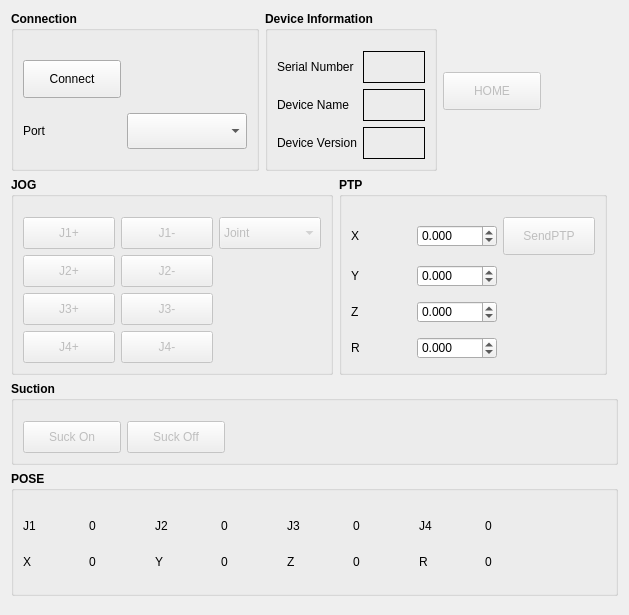
Above: MetaCommLib/dobot/src/DobotControlForm.ui from metavisionvn/MetaCommunicationLib before the change. Below: the same form after it.
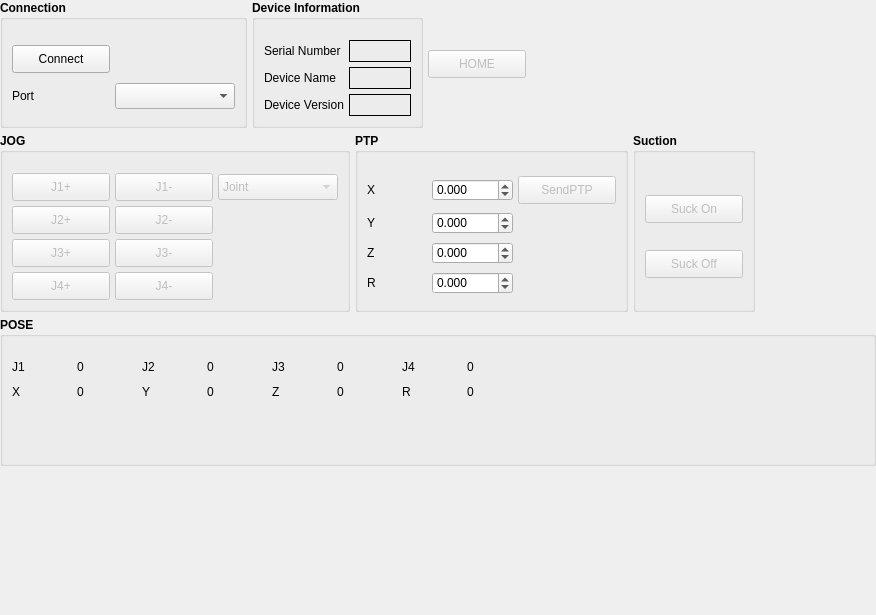
That is the form after the change.

Commit message: 1. Fix UI issue on Raspberry screen

Patch:
```diff
--- a/MetaCommLib/dobot/src/DobotControlForm.ui
+++ b/MetaCommLib/dobot/src/DobotControlForm.ui
@@ -6,7 +6,7 @@
    <rect>
     <x>0</x>
     <y>0</y>
-    <width>629</width>
+    <width>876</width>
     <height>615</height>
    </rect>
   </property>
@@ -16,389 +16,35 @@
   <property name="styleSheet">
    <string notr="true">QPushButton {
 	min-width: 90;
-	min-height: 30;
+	min-height: 20;
 }
 
 QLabel {
 	min-width: 60;
-	min-height: 30;
+	min-height: 20;
 }
 
 QComboBox {
 	min-width: 90;
-	min-height: 30;
+	min-height: 20;
 }</string>
   </property>
-  <layout class="QGridLayout" name="gridLayout_7">
-   <item row="2" column="0">
-    <widget class="QGroupBox" name="groupBox_5">
-     <property name="font">
-      <font>
-       <weight>75</weight>
-       <bold>true</bold>
-      </font>
-     </property>
-     <property name="title">
-      <string>Suction</string>
-     </property>
-     <layout class="QGridLayout" name="gridLayout_4">
-      <property name="topMargin">
-       <number>20</number>
-      </property>
-      <item row="0" column="1">
-       <widget class="QPushButton" name="ctrlSuckOff">
-        <property name="enabled">
-         <bool>false</bool>
-        </property>
-        <property name="font">
-         <font>
-          <weight>50</weight>
-          <bold>false</bold>
-         </font>
-        </property>
-        <property name="text">
-         <string>Suck Off</string>
-        </property>
-       </widget>
-      </item>
-      <item row="0" column="0">
-       <widget class="QPushButton" name="ctrlSuckOn">
-        <property name="enabled">
-         <bool>false</bool>
-        </property>
-        <property name="font">
-         <font>
-          <weight>50</weight>
-          <bold>false</bold>
-         </font>
-        </property>
-        <property name="text">
-         <string>Suck On</string>
-        </property>
-       </widget>
-      </item>
-      <item row="0" column="2">
-       <spacer name="horizontalSpacer">
-        <property name="orientation">
-         <enum>Qt::Horizontal</enum>
-        </property>
-        <property name="sizeHint" stdset="0">
-         <size>
-          <width>40</width>
-          <height>20</height>
-         </size>
-        </property>
-       </spacer>
-      </item>
-     </layout>
-    </widget>
-   </item>
-   <item row="3" column="0">
-    <widget class="QGroupBox" name="groupBox_2">
-     <property name="font">
-      <font>
-       <weight>75</weight>
-       <bold>true</bold>
-      </font>
-     </property>
-     <property name="title">
-      <string>POSE</string>
-     </property>
-     <layout class="QGridLayout" name="gridLayout_3">
-      <property name="topMargin">
-       <number>20</number>
-      </property>
-      <item row="0" column="2">
-       <widget class="QLabel" name="label_3">
-        <property name="font">
-         <font>
-          <weight>50</weight>
-          <bold>false</bold>
-         </font>
-        </property>
-        <property name="text">
-         <string>J2</string>
-        </property>
-       </widget>
-      </item>
-      <item row="1" column="6">
-       <widget class="QLabel" name="label_8">
-        <property name="font">
-         <font>
-          <weight>50</weight>
-          <bold>false</bold>
-         </font>
-        </property>
-        <property name="text">
-         <string>R</string>
-        </property>
-       </widget>
-      </item>
-      <item row="0" column="6">
-       <widget class="QLabel" name="label_5">
-        <property name="font">
-         <font>
-          <weight>50</weight>
-          <bold>false</bold>
-         </font>
-        </property>
-        <property name="text">
-         <string>J4</string>
-        </property>
-       </widget>
-      </item>
-      <item row="1" column="2">
-       <widget class="QLabel" name="label_6">
-        <property name="font">
-         <font>
-          <weight>50</weight>
-          <bold>false</bold>
-         </font>
-        </property>
-        <property name="text">
-         <string>Y</string>
-        </property>
-       </widget>
-      </item>
-      <item row="0" column="3">
-       <widget class="QLabel" name="joint2Label">
-        <property name="minimumSize">
-         <size>
-          <width>60</width>
-          <height>30</height>
-         </size>
-        </property>
-        <property name="font">
-         <font>
-          <weight>50</weight>
-          <bold>false</bold>
-         </font>
-        </property>
-        <property name="text">
-         <string>0</string>
-        </property>
-       </widget>
-      </item>
-      <item row="0" column="5">
-       <widget class="QLabel" name="joint3Label">
-        <property name="minimumSize">
-         <size>
-          <width>60</width>
-          <height>30</height>
-         </size>
-        </property>
-        <property name="font">
-         <font>
-          <weight>50</weight>
-          <bold>false</bold>
-         </font>
-        </property>
-        <property name="text">
-         <string>0</string>
-        </property>
-       </widget>
-      </item>
-      <item row="1" column="5">
-       <widget class="QLabel" name="zLabel">
-        <property name="minimumSize">
-         <size>
-          <width>60</width>
-          <height>30</height>
-         </size>
-        </property>
-        <property name="font">
-         <font>
-          <weight>50</weight>
-          <bold>false</bold>
-         </font>
-        </property>
-        <property name="text">
-         <string>0</string>
-        </property>
-       </widget>
-      </item>
-      <item row="0" column="8">
-       <spacer name="horizontalSpacer_3">
-        <property name="orientation">
-         <enum>Qt::Horizontal</enum>
-        </property>
-        <property name="sizeHint" stdset="0">
-         <size>
-          <width>40</width>
-          <height>20</height>
-         </size>
-        </property>
-       </spacer>
-      </item>
-      <item row="1" column="3">
-       <widget class="QLabel" name="yLabel">
-        <property name="minimumSize">
-         <size>
-          <width>60</width>
-          <height>30</height>
-         </size>
-        </property>
-        <property name="font">
-         <font>
-          <weight>50</weight>
-          <bold>false</bold>
-         </font>
-        </property>
-        <property name="text">
-         <string>0</string>
-        </property>
-       </widget>
-      </item>
-      <item row="0" column="7">
-       <widget class="QLabel" name="joint4Label">
-        <property name="minimumSize">
-         <size>
-          <width>60</width>
-          <height>30</height>
-         </size>
-        </property>
-        <property name="font">
-         <font>
-          <weight>50</weight>
-          <bold>false</bold>
-         </font>
-        </property>
-        <property name="text">
-         <string>0</string>
-        </property>
-       </widget>
-      </item>
-      <item row="1" column="1">
-       <widget class="QLabel" name="xLabel">
-        <property name="enabled">
-         <bool>true</bool>
-        </property>
-        <property name="minimumSize">
-         <size>
-          <width>60</width>
-          <height>30</height>
-         </size>
-        </property>
-        <property name="font">
-         <font>
-          <weight>50</weight>
-          <bold>false</bold>
-         </font>
-        </property>
-        <property name="text">
-         <string>0</string>
-        </property>
-       </widget>
-      </item>
-      <item row="0" column="0">
-       <widget class="QLabel" name="label">
-        <property name="font">
-         <font>
-          <weight>50</weight>
-          <bold>false</bold>
-         </font>
-        </property>
-        <property name="text">
-         <string>J1</string>
-        </property>
-       </widget>
-      </item>
-      <item row="0" column="1">
-       <widget class="QLabel" name="joint1Label">
-        <property name="enabled">
-         <bool>true</bool>
-        </property>
-        <property name="minimumSize">
-         <size>
-          <width>60</width>
-          <height>30</height>
-         </size>
-        </property>
-        <property name="font">
-         <font>
-          <weight>50</weight>
-          <bold>false</bold>
-         </font>
-        </property>
-        <property name="text">
-         <string>0</string>
-        </property>
-       </widget>
-      </item>
-      <item row="1" column="4">
-       <widget class="QLabel" name="label_7">
-        <property name="font">
-         <font>
-          <weight>50</weight>
-          <bold>false</bold>
-         </font>
-        </property>
-        <property name="text">
-         <string>Z</string>
-        </property>
-       </widget>
-      </item>
-      <item row="1" column="7">
-       <widget class="QLabel" name="rLabel">
-        <property name="minimumSize">
-         <size>
-          <width>60</width>
-          <height>30</height>
-         </size>
-        </property>
-        <property name="font">
-         <font>
-          <weight>50</weight>
-          <bold>false</bold>
-         </font>
-        </property>
-        <property name="text">
-         <string>0</string>
-        </property>
-       </widget>
-      </item>
-      <item row="0" column="4">
-       <widget class="QLabel" name="label_4">
-        <property name="font">
-         <font>
-          <weight>50</weight>
-          <bold>false</bold>
-         </font>
-        </property>
-        <property name="text">
-         <string>J3</string>
-        </property>
-       </widget>
-      </item>
-      <item row="1" column="0">
-       <widget class="QLabel" name="label_2">
-        <property name="font">
-         <font>
-          <weight>50</weight>
-          <bold>false</bold>
-         </font>
-        </property>
-        <property name="text">
-         <string>X</string>
-        </property>
-       </widget>
-      </item>
-      <item row="2" column="3">
-       <spacer name="verticalSpacer_2">
-        <property name="orientation">
-         <enum>Qt::Vertical</enum>
-        </property>
-        <property name="sizeHint" stdset="0">
-         <size>
-          <width>20</width>
-          <height>40</height>
-         </size>
-        </property>
-       </spacer>
-      </item>
-     </layout>
-    </widget>
-   </item>
+  <layout class="QGridLayout" name="gridLayout_4">
+   <property name="leftMargin">
+    <number>0</number>
+   </property>
+   <property name="topMargin">
+    <number>0</number>
+   </property>
+   <property name="rightMargin">
+    <number>0</number>
+   </property>
+   <property name="bottomMargin">
+    <number>0</number>
+   </property>
+   <property name="spacing">
+    <number>5</number>
+   </property>
    <item row="0" column="0">
     <layout class="QHBoxLayout" name="horizontalLayout">
      <item>
@@ -416,6 +62,9 @@
         <property name="topMargin">
          <number>20</number>
         </property>
+        <property name="spacing">
+         <number>5</number>
+        </property>
         <item row="0" column="0">
          <widget class="QPushButton" name="connectBtn">
           <property name="font">
@@ -470,12 +119,15 @@
         <property name="topMargin">
          <number>20</number>
         </property>
+        <property name="spacing">
+         <number>5</number>
+        </property>
         <item row="1" column="1">
          <widget class="QLabel" name="DeviceNameLabel">
           <property name="minimumSize">
            <size>
             <width>62</width>
-            <height>32</height>
+            <height>22</height>
            </size>
           </property>
           <property name="frameShape">
@@ -494,7 +146,7 @@
           <property name="minimumSize">
            <size>
             <width>62</width>
-            <height>32</height>
+            <height>22</height>
            </size>
           </property>
           <property name="frameShape">
@@ -513,7 +165,7 @@
           <property name="minimumSize">
            <size>
             <width>62</width>
-            <height>32</height>
+            <height>22</height>
            </size>
           </property>
           <property name="frameShape">
@@ -574,7 +226,7 @@
        <property name="minimumSize">
         <size>
          <width>92</width>
-         <height>32</height>
+         <height>22</height>
         </size>
        </property>
        <property name="text">
@@ -614,6 +266,9 @@
         <property name="topMargin">
          <number>20</number>
         </property>
+        <property name="spacing">
+         <number>5</number>
+        </property>
         <item row="0" column="0">
          <widget class="QPushButton" name="baseAngleAddBtn">
           <property name="enabled">
@@ -783,6 +438,9 @@
         <property name="topMargin">
          <number>20</number>
         </property>
+        <property name="spacing">
+         <number>5</number>
+        </property>
         <item row="3" column="1">
          <widget class="QDoubleSpinBox" name="ctrlDsbPtpR">
           <property name="minimumSize">
@@ -954,6 +612,59 @@
        </layout>
       </widget>
      </item>
+     <item>
+      <widget class="QGroupBox" name="groupBox_7">
+       <property name="font">
+        <font>
+         <weight>75</weight>
+         <bold>true</bold>
+        </font>
+       </property>
+       <property name="title">
+        <string>Suction</string>
+       </property>
+       <layout class="QGridLayout" name="gridLayout_7">
+        <property name="topMargin">
+         <number>20</number>
+        </property>
+        <property name="spacing">
+         <number>5</number>
+        </property>
+        <item row="0" column="0">
+         <widget class="QPushButton" name="ctrlSuckOn">
+          <property name="enabled">
+           <bool>false</bool>
+          </property>
+          <property name="font">
+           <font>
+            <weight>50</weight>
+            <bold>false</bold>
+           </font>
+          </property>
+          <property name="text">
+           <string>Suck On</string>
+          </property>
+         </widget>
+        </item>
+        <item row="1" column="0">
+         <widget class="QPushButton" name="ctrlSuckOff">
+          <property name="enabled">
+           <bool>false</bool>
+          </property>
+          <property name="font">
+           <font>
+            <weight>50</weight>
+            <bold>false</bold>
+           </font>
+          </property>
+          <property name="text">
+           <string>Suck Off</string>
+          </property>
+         </widget>
+        </item>
+       </layout>
+      </widget>
+     </item>
      <item>
       <spacer name="horizontalSpacer_7">
        <property name="orientation">
@@ -969,7 +680,316 @@
      </item>
     </layout>
    </item>
-   <item row="4" column="0">
+   <item row="2" column="0">
+    <widget class="QGroupBox" name="groupBox_2">
+     <property name="font">
+      <font>
+       <weight>75</weight>
+       <bold>true</bold>
+      </font>
+     </property>
+     <property name="title">
+      <string>POSE</string>
+     </property>
+     <layout class="QGridLayout" name="gridLayout_3">
+      <property name="topMargin">
+       <number>20</number>
+      </property>
+      <property name="spacing">
+       <number>5</number>
+      </property>
+      <item row="0" column="2">
+       <widget class="QLabel" name="label_3">
+        <property name="font">
+         <font>
+          <weight>50</weight>
+          <bold>false</bold>
+         </font>
+        </property>
+        <property name="text">
+         <string>J2</string>
+        </property>
+       </widget>
+      </item>
+      <item row="1" column="6">
+       <widget class="QLabel" name="label_8">
+        <property name="font">
+         <font>
+          <weight>50</weight>
+          <bold>false</bold>
+         </font>
+        </property>
+        <property name="text">
+         <string>R</string>
+        </property>
+       </widget>
+      </item>
+      <item row="0" column="6">
+       <widget class="QLabel" name="label_5">
+        <property name="font">
+         <font>
+          <weight>50</weight>
+          <bold>false</bold>
+         </font>
+        </property>
+        <property name="text">
+         <string>J4</string>
+        </property>
+       </widget>
+      </item>
+      <item row="1" column="2">
+       <widget class="QLabel" name="label_6">
+        <property name="font">
+         <font>
+          <weight>50</weight>
+          <bold>false</bold>
+         </font>
+        </property>
+        <property name="text">
+         <string>Y</string>
+        </property>
+       </widget>
+      </item>
+      <item row="0" column="3">
+       <widget class="QLabel" name="joint2Label">
+        <property name="minimumSize">
+         <size>
+          <width>60</width>
+          <height>20</height>
+         </size>
+        </property>
+        <property name="font">
+         <font>
+          <weight>50</weight>
+          <bold>false</bold>
+         </font>
+        </property>
+        <property name="text">
+         <string>0</string>
+        </property>
+       </widget>
+      </item>
+      <item row="0" column="5">
+       <widget class="QLabel" name="joint3Label">
+        <property name="minimumSize">
+         <size>
+          <width>60</width>
+          <height>20</height>
+         </size>
+        </property>
+        <property name="font">
+         <font>
+          <weight>50</weight>
+          <bold>false</bold>
+         </font>
+        </property>
+        <property name="text">
+         <string>0</string>
+        </property>
+       </widget>
+      </item>
+      <item row="1" column="5">
+       <widget class="QLabel" name="zLabel">
+        <property name="minimumSize">
+         <size>
+          <width>60</width>
+          <height>20</height>
+         </size>
+        </property>
+        <property name="font">
+         <font>
+          <weight>50</weight>
+          <bold>false</bold>
+         </font>
+        </property>
+        <property name="text">
+         <string>0</string>
+        </property>
+       </widget>
+      </item>
+      <item row="0" column="8">
+       <spacer name="horizontalSpacer_3">
+        <property name="orientation">
+         <enum>Qt::Horizontal</enum>
+        </property>
+        <property name="sizeHint" stdset="0">
+         <size>
+          <width>40</width>
+          <height>20</height>
+         </size>
+        </property>
+       </spacer>
+      </item>
+      <item row="1" column="3">
+       <widget class="QLabel" name="yLabel">
+        <property name="minimumSize">
+         <size>
+          <width>60</width>
+          <height>20</height>
+         </size>
+        </property>
+        <property name="font">
+         <font>
+          <weight>50</weight>
+          <bold>false</bold>
+         </font>
+        </property>
+        <property name="text">
+         <string>0</string>
+        </property>
+       </widget>
+      </item>
+      <item row="0" column="7">
+       <widget class="QLabel" name="joint4Label">
+        <property name="minimumSize">
+         <size>
+          <width>60</width>
+          <height>20</height>
+         </size>
+        </property>
+        <property name="font">
+         <font>
+          <weight>50</weight>
+          <bold>false</bold>
+         </font>
+        </property>
+        <property name="text">
+         <string>0</string>
+        </property>
+       </widget>
+      </item>
+      <item row="1" column="1">
+       <widget class="QLabel" name="xLabel">
+        <property name="enabled">
+         <bool>true</bool>
+        </property>
+        <property name="minimumSize">
+         <size>
+          <width>60</width>
+          <height>20</height>
+         </size>
+        </property>
+        <property name="font">
+         <font>
+          <weight>50</weight>
+          <bold>false</bold>
+         </font>
+        </property>
+        <property name="text">
+         <string>0</string>
+        </property>
+       </widget>
+      </item>
+      <item row="0" column="0">
+       <widget class="QLabel" name="label">
+        <property name="font">
+         <font>
+          <weight>50</weight>
+          <bold>false</bold>
+         </font>
+        </property>
+        <property name="text">
+         <string>J1</string>
+        </property>
+       </widget>
+      </item>
+      <item row="0" column="1">
+       <widget class="QLabel" name="joint1Label">
+        <property name="enabled">
+         <bool>true</bool>
+        </property>
+        <property name="minimumSize">
+         <size>
+          <width>60</width>
+          <height>20</height>
+         </size>
+        </property>
+        <property name="font">
+         <font>
+          <weight>50</weight>
+          <bold>false</bold>
+         </font>
+        </property>
+        <property name="text">
+         <string>0</string>
+        </property>
+       </widget>
+      </item>
+      <item row="1" column="4">
+       <widget class="QLabel" name="label_7">
+        <property name="font">
+         <font>
+          <weight>50</weight>
+          <bold>false</bold>
+         </font>
+        </property>
+        <property name="text">
+         <string>Z</string>
+        </property>
+       </widget>
+      </item>
+      <item row="1" column="7">
+       <widget class="QLabel" name="rLabel">
+        <property name="minimumSize">
+         <size>
+          <width>60</width>
+          <height>20</height>
+         </size>
+        </property>
+        <property name="font">
+         <font>
+          <weight>50</weight>
+          <bold>false</bold>
+         </font>
+        </property>
+        <property name="text">
+         <string>0</string>
+        </property>
+       </widget>
+      </item>
+      <item row="0" column="4">
+       <widget class="QLabel" name="label_4">
+        <property name="font">
+         <font>
+          <weight>50</weight>
+          <bold>false</bold>
+         </font>
+        </property>
+        <property name="text">
+         <string>J3</string>
+        </property>
+       </widget>
+      </item>
+      <item row="1" column="0">
+       <widget class="QLabel" name="label_2">
+        <property name="font">
+         <font>
+          <weight>50</weight>
+          <bold>false</bold>
+         </font>
+        </property>
+        <property name="text">
+         <string>X</string>
+        </property>
+       </widget>
+      </item>
+      <item row="2" column="3">
+       <spacer name="verticalSpacer_2">
+        <property name="orientation">
+         <enum>Qt::Vertical</enum>
+        </property>
+        <property name="sizeHint" stdset="0">
+         <size>
+          <width>20</width>
+          <height>40</height>
+         </size>
+        </property>
+       </spacer>
+      </item>
+     </layout>
+    </widget>
+   </item>
+   <item row="3" column="0">
     <spacer name="verticalSpacer">
      <property name="orientation">
       <enum>Qt::Vertical</enum>
@@ -982,19 +1002,6 @@
      </property>
     </spacer>
    </item>
-   <item row="1" column="1">
-    <spacer name="horizontalSpacer_2">
-     <property name="orientation">
-      <enum>Qt::Horizontal</enum>
-     </property>
-     <property name="sizeHint" stdset="0">
-      <size>
-       <width>40</width>
-       <height>20</height>
-      </size>
-     </property>
-    </spacer>
-   </item>
   </layout>
  </widget>
  <tabstops>
```
Left out of the diff: 2 changed lines with no effect on the pictures.
